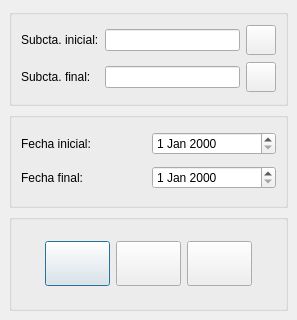
Ivanvegacbr/librokuentas, file ui/cuadimprimayor.ui: the form before one commit.
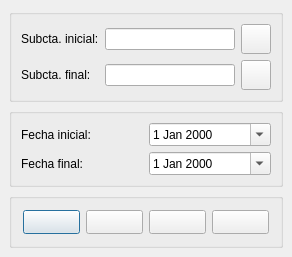
The form after the commit. Icons and pictures are not drawn.

Patch:
```diff
--- a/ui/cuadimprimayor.ui
+++ b/ui/cuadimprimayor.ui
@@ -7,8 +7,8 @@
    <rect>
     <x>0</x>
     <y>0</y>
-    <width>297</width>
-    <height>320</height>
+    <width>292</width>
+    <height>257</height>
    </rect>
   </property>
   <property name="windowTitle">
@@ -52,20 +52,11 @@
        <number>6</number>
       </property>
       <item row="1" column="1">
-       <layout class="QHBoxLayout">
+       <layout class="QHBoxLayout" name="lay1">
         <property name="spacing">
          <number>6</number>
         </property>
-        <property name="leftMargin">
-         <number>0</number>
-        </property>
-        <property name="topMargin">
-         <number>0</number>
-        </property>
-        <property name="rightMargin">
-         <number>0</number>
-        </property>
-        <property name="bottomMargin">
+        <property name="margin">
          <number>0</number>
         </property>
         <item>
@@ -101,20 +92,11 @@
        </layout>
       </item>
       <item row="0" column="1">
-       <layout class="QHBoxLayout">
+       <layout class="QHBoxLayout" name="lay2">
         <property name="spacing">
          <number>6</number>
         </property>
-        <property name="leftMargin">
-         <number>0</number>
-        </property>
-        <property name="topMargin">
-         <number>0</number>
-        </property>
-        <property name="rightMargin">
-         <number>0</number>
-        </property>
-        <property name="bottomMargin">
+        <property name="margin">
          <number>0</number>
         </property>
         <item>
@@ -196,16 +178,7 @@
       <string/>
      </property>
      <layout class="QGridLayout">
-      <property name="leftMargin">
-       <number>9</number>
-      </property>
-      <property name="topMargin">
-       <number>9</number>
-      </property>
-      <property name="rightMargin">
-       <number>9</number>
-      </property>
-      <property name="bottomMargin">
+      <property name="margin">
        <number>9</number>
       </property>
       <property name="spacing">
@@ -232,10 +205,18 @@
        </widget>
       </item>
       <item row="0" column="1">
-       <widget class="QDateEdit" name="inicialdateEdit"/>
+       <widget class="QDateEdit" name="inicialdateEdit">
+        <property name="calendarPopup">
+         <bool>true</bool>
+        </property>
+       </widget>
       </item>
       <item row="1" column="1">
-       <widget class="QDateEdit" name="finaldateEdit"/>
+       <widget class="QDateEdit" name="finaldateEdit">
+        <property name="calendarPopup">
+         <bool>true</bool>
+        </property>
+       </widget>
       </item>
      </layout>
     </widget>
@@ -245,40 +226,8 @@
      <property name="title">
       <string/>
      </property>
-     <layout class="QHBoxLayout">
-      <property name="spacing">
-       <number>6</number>
-      </property>
-      <property name="leftMargin">
-       <number>9</number>
-      </property>
-      <property name="topMargin">
-       <number>9</number>
-      </property>
-      <property name="rightMargin">
-       <number>9</number>
-      </property>
-      <property name="bottomMargin">
-       <number>9</number>
-      </property>
-      <item>
-       <layout class="QHBoxLayout">
-        <property name="spacing">
-         <number>6</number>
-        </property>
-        <property name="leftMargin">
-         <number>0</number>
-        </property>
-        <property name="topMargin">
-         <number>0</number>
-        </property>
-        <property name="rightMargin">
-         <number>0</number>
-        </property>
-        <property name="bottomMargin">
-         <number>0</number>
-        </property>
-        <item>
+     <layout class="QGridLayout" name="gridLayout2">
+      <item row="0" column="0">
          <widget class="QPushButton" name="imprimepushButton">
           <property name="maximumSize">
            <size>
@@ -307,7 +256,7 @@
           </property>
          </widget>
         </item>
-        <item>
+      <item row="0" column="2">
          <widget class="QPushButton" name="previsualizapushButton">
           <property name="maximumSize">
            <size>
@@ -333,7 +282,7 @@
           </property>
          </widget>
         </item>
-        <item>
+      <item row="0" column="3">
          <widget class="QPushButton" name="cancelarpushButton">
           <property name="maximumSize">
            <size>
@@ -359,7 +308,31 @@
           </property>
          </widget>
         </item>
-       </layout>
+      <item row="0" column="1">
+       <widget class="QPushButton" name="genfactura">
+        <property name="maximumSize">
+         <size>
+          <width>65</width>
+          <height>45</height>
+         </size>
+        </property>
+        <property name="toolTip">
+         <string>Generar factura</string>
+        </property>
+        <property name="text">
+         <string/>
+        </property>
+        <property name="icon">
+         <iconset resource="libroK.qrc">
+          <normaloff>:/images/librok-38.png</normaloff>:/images/librok-38.png</iconset>
+        </property>
+        <property name="iconSize">
+         <size>
+          <width>32</width>
+          <height>32</height>
+         </size>
+        </property>
+       </widget>
       </item>
      </layout>
     </widget>
```
Left out of the diff: 22 changed lines with no effect on the pictures. Lines whose indentation alone changed are shown as unchanged.
